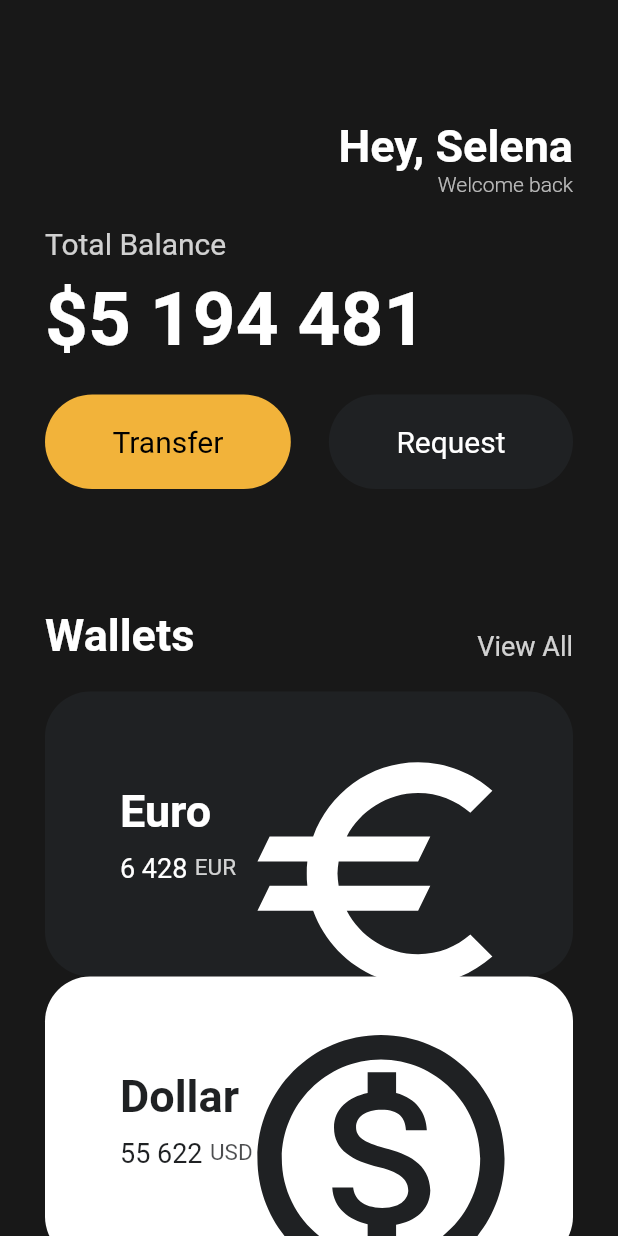
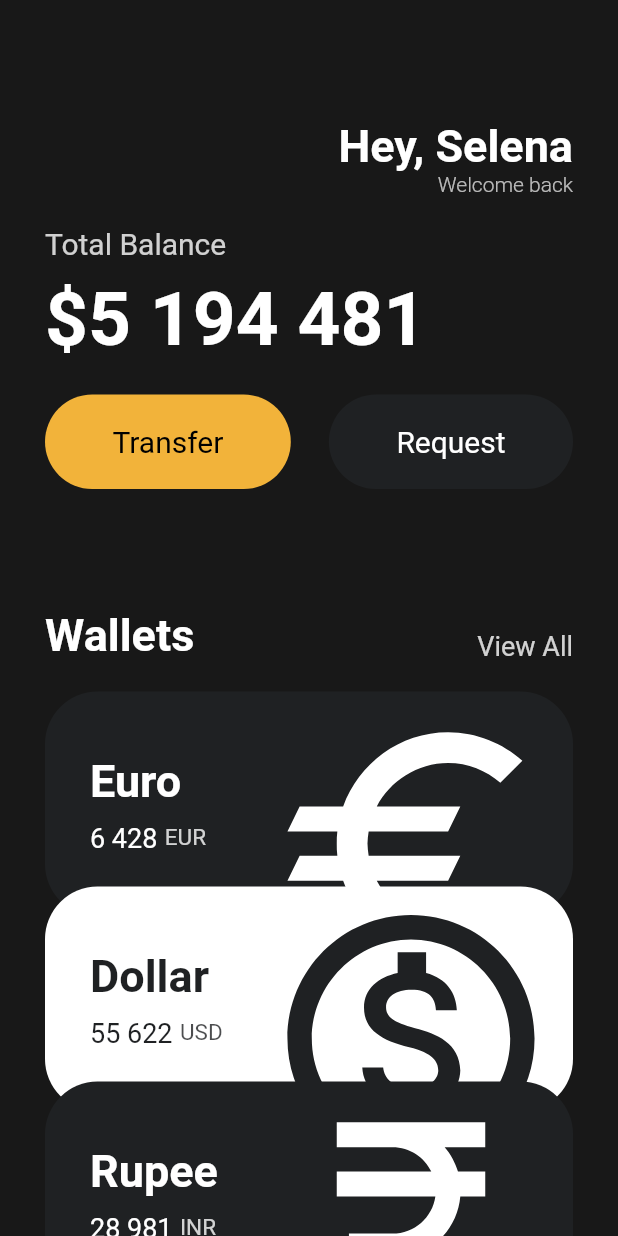
Before and after one commit to soyunim/Flutter, a Flutter app: the screen it shows after launch, on a phone screen of 412 x 824 dp. Run offline on Flutter 3.47's test engine with Material 2 defaults, Android fonts, the phone set to English and light mode, and no system bars.

Commit message:
moving cards position

```diff
--- a/copyapplication/lib/main.dart
+++ b/copyapplication/lib/main.dart
@@ -125,19 +125,25 @@ class App extends StatelessWidget {
                   icon: Icons.euro,
                   isInverted: false,
                 ),
-                const CurrencyCard(
+                Transform.translate(
+                  offset: const Offset(0, -20),
+                  child: const CurrencyCard(
                     currency: "Dollar",
                     money: "55 622",
                     world: "USD",
                     icon: Icons.monetization_on_outlined,
                     isInverted: true,
                   ),
-                const CurrencyCard(
+                ),
+                Transform.translate(
+                  offset: const Offset(0, -40),
+                  child: const CurrencyCard(
                     currency: "Rupee",
                     money: "28 981",
                     world: "INR",
                     icon: Icons.currency_rupee,
                     isInverted: false,
+                  ),
                 ),
               ],
             ),
--- a/copyapplication/lib/widgets/currency_card.dart
+++ b/copyapplication/lib/widgets/currency_card.dart
@@ -24,10 +24,10 @@ class CurrencyCard extends StatelessWidget {
       clipBehavior: Clip.hardEdge,
       decoration: BoxDecoration(
         color: isInverted ? Colors.white : _blackColor,
-        borderRadius: BorderRadius.circular(30),
+        borderRadius: BorderRadius.circular(35),
       ),
       child: Padding(
-        padding: const EdgeInsets.all(50),
+        padding: const EdgeInsets.all(30),
         child: Row(
           mainAxisAlignment: MainAxisAlignment.spaceBetween,
           children: [
```
Lines whose indentation alone changed are shown as unchanged.
